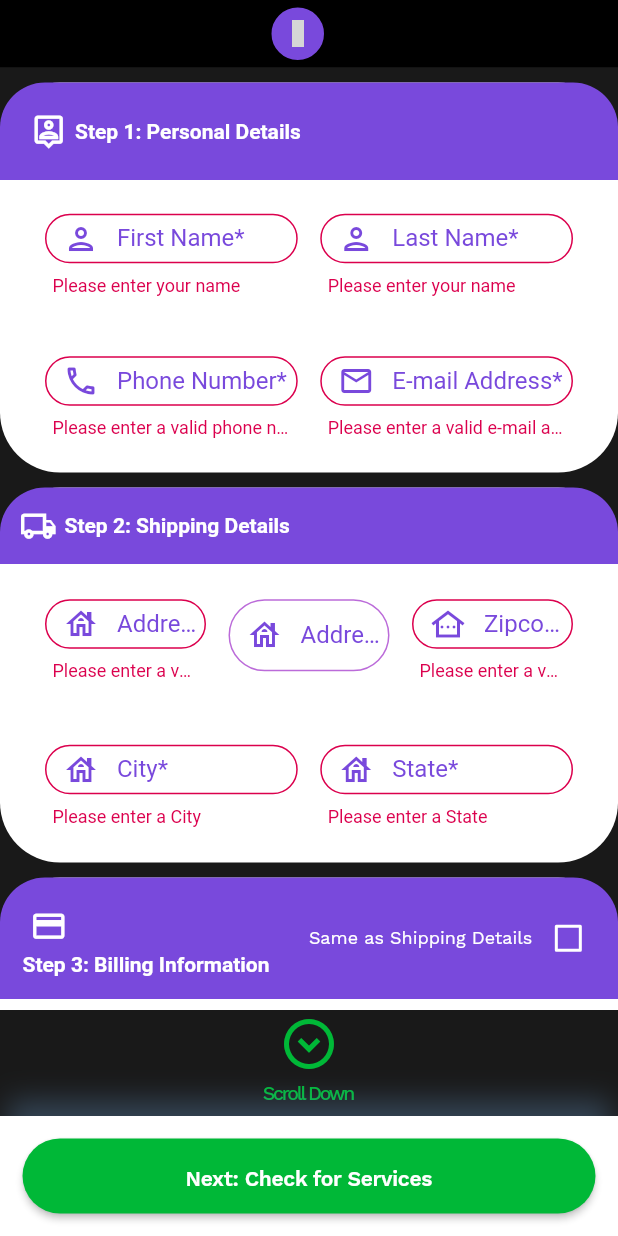
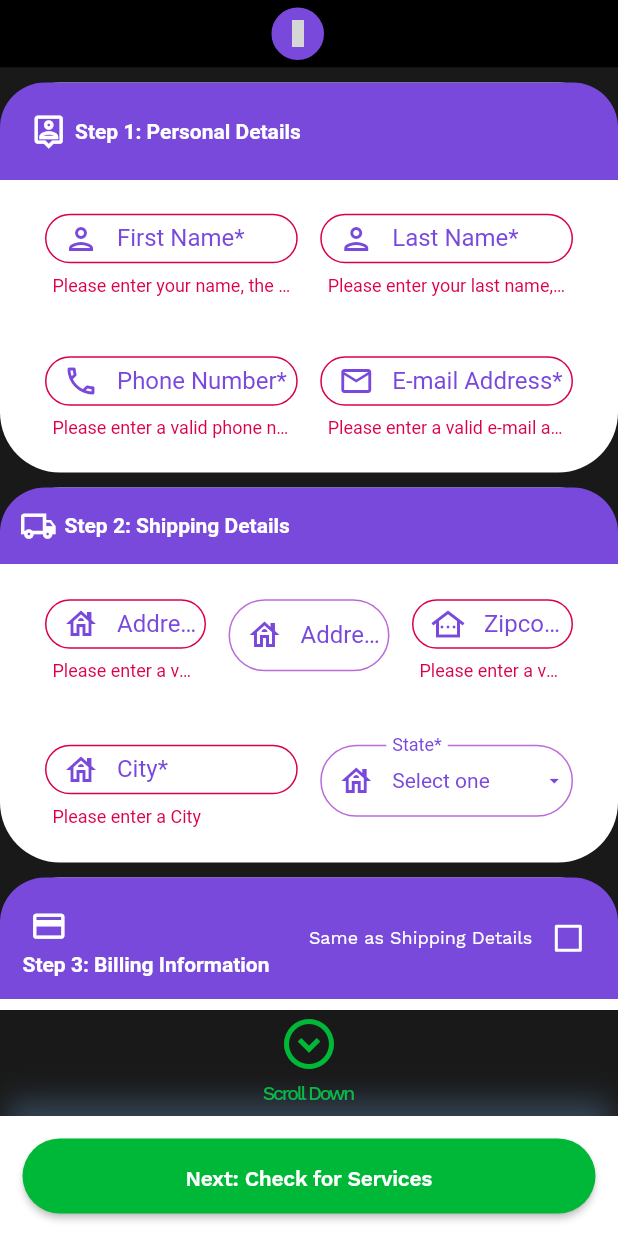
Before and after one commit to CB-Luna/uwifi_map_services, a Flutter app: the screen it shows after launch, after a tap on an icon or button, on a phone screen of 412 x 824 dp. Run offline on Flutter 3.47's test engine with Material 2 defaults, Android fonts, the phone set to English and light mode, and no system bars; our stand-ins replace badges, clay_containers, dio, email_validator, fluro, flutter_credit_card and 5 more; missing offline and left inert: dart:html, dart:js, google_maps, pointer_interceptor, restart_app; accounts and stored records are empty; grey boxes are pictures that could not be loaded.

Commit message:
Cambios en campos y validadores

```diff
--- a/lib/main.dart
+++ b/lib/main.dart
@@ -45,7 +45,7 @@ class AppState extends StatelessWidget {
         //Provider para carrito de compras
         ChangeNotifierProvider<Cart>(create: (_) => Cart()),
         //Provider para customer Personal Details, Shipping Details y Credit Card
-        ChangeNotifierProvider(create: (_) => CustomerPDSDCCProvider()),
+        ChangeNotifierProvider(create: (_) => CustomerPDSDCCProvider(notify: false)),
         ChangeNotifierProvider<CustomerInfoProvider>(
           create: (_) => CustomerInfoProvider(
           ),
--- /dev/null
+++ b/lib/models/state.dart
@@ -0,0 +1,23 @@
+import 'dart:convert';
+
+class States {
+  States({
+    required this.id,
+    required this.name,
+    required this.code,
+  });
+
+  int id;
+  String name;
+  String code;
+
+  factory States.fromJson(String str) => States.fromMap(json.decode(str));
+
+  factory States.fromMap(Map<String, dynamic> json) {
+    return States(
+      id: json['id'] ?? json['state_id'],
+      name: json['name'],
+      code: json['code'],
+    );
+  }
+}
--- a/lib/providers/customer_pd_sd_cc_provider.dart
+++ b/lib/providers/customer_pd_sd_cc_provider.dart
@@ -1,10 +1,47 @@
 
+
+import 'dart:convert';
+import 'dart:developer';
 
 import 'package:flutter/material.dart';
 import 'package:flutter_credit_card/flutter_credit_card.dart';
 import 'package:google_maps/google_maps.dart';
+import 'package:uwifi_map_services/helpers/globals.dart';
+import 'package:uwifi_map_services/models/state.dart';
 
 class CustomerPDSDCCProvider with ChangeNotifier {
+
+  List<States> states = [];
+  Map<String, String> stateCodes = {};
+
+  CustomerPDSDCCProvider({bool notify = true}) {
+    getStates(notify: notify);
+  }
+
+  //Función para recuperar el código del catálogo de "state"
+  Future<void> getStates({bool notify = true}) async {
+    try {
+      states.clear();
+
+      final res = await supabase.from('state').select().order(
+            'code',
+            ascending: true,
+          );
+
+      states = (res as List<dynamic>).map((state) => States.fromJson(jsonEncode(state))).toList();
+
+      for (var state in states) {
+        final newState = <String, String>{state.code : state.name};
+        stateCodes.addAll(newState);
+      }
+
+      if (notify) notifyListeners();
+    } catch (e) {
+      log('Error en getStates() -$e');
+    }
+  }
+
+
   //Bandera Checkbox SD same as PD
   bool sameAsPD = false;
 
@@ -20,6 +57,7 @@ class CustomerPDSDCCProvider with ChangeNotifier {
   final TextEditingController parsedZipcodeSD = TextEditingController(text: "");
   final TextEditingController parsedCitySD = TextEditingController(text: "");
   final TextEditingController parsedStateSD = TextEditingController(text: "");
+  final TextEditingController parsedStateCodeSD = TextEditingController(text: "");
 
   LatLng? locatizationPDSD;
 
@@ -31,6 +69,7 @@ class CustomerPDSDCCProvider with ChangeNotifier {
   final TextEditingController parsedZipcodeBD = TextEditingController(text: "");
   final TextEditingController parsedCityBD = TextEditingController(text: "");
   final TextEditingController parsedStateBD = TextEditingController(text: "");
+  final TextEditingController parsedStateCodeBD = TextEditingController(text: "");
 
   //Card Variables
   TextEditingController number = TextEditingController(text:"");
@@ -38,6 +77,19 @@ class CustomerPDSDCCProvider with ChangeNotifier {
   TextEditingController date = TextEditingController(text:"");
   TextEditingController cardName = TextEditingController(text:"");
   bool isCvvFocused = false;
+
+
+  void selectStateUpdateSD(String newState) {
+    parsedStateSD.text = newState;
+    parsedStateCodeSD.text = stateCodes[newState] ?? "";
+    notifyListeners();
+  }
+
+  void selectStateUpdateBD(String newState) {
+    parsedStateBD.text = newState;
+    parsedStateCodeBD.text = stateCodes[newState] ?? "";
+    notifyListeners();
+  }
 
   void onCreditCardModelChange(CreditCardModel creditCardModel) {
     number.text = creditCardModel.cardNumber;
@@ -71,6 +123,7 @@ class CustomerPDSDCCProvider with ChangeNotifier {
       parsedZipcodeBD.text = parsedZipcodeSD.text;
       parsedCityBD.text = parsedCitySD.text;
       parsedStateBD.text = parsedStateSD.text;
+      parsedStateCodeBD.text = parsedStateCodeSD.text;
 
     } else {
       parsedAddress1BD.text = "";
@@ -78,6 +131,7 @@ class CustomerPDSDCCProvider with ChangeNotifier {
       parsedZipcodeBD.text = "";
       parsedCityBD.text = "";
       parsedStateBD.text = "";
+      parsedStateCodeBD.text = "";
     }
     notifyListeners();
   }
--- a/lib/ui/views/stepsViews/step1_personal_details_form.dart
+++ b/lib/ui/views/stepsViews/step1_personal_details_form.dart
@@ -23,7 +23,7 @@ class _Step1PersonalDetailsFormState extends State<Step1PersonalDetailsForm> {
   @override
   Widget build(BuildContext context) {
     final customerPDSDCCController = Provider.of<CustomerPDSDCCProvider>(context);
-    final validCharacters = RegExp(r'^[a-zA-Z\- ]+$');
+    final nombreCharacters = RegExp(r'^(([A-Z]{1}|[ÁÉÍÓÚÑ]{1})[a-zá-ÿ]+[ ]?)+$');
     final phoneCharacters = RegExp(r'^[0-9\-() ]+$');
     // final zcode = widget.zipcode.toString();
     var phoneFormat = MaskTextInputFormatter(
@@ -126,10 +126,9 @@ class _Step1PersonalDetailsFormState extends State<Step1PersonalDetailsForm> {
                                               maxHeight: 55),
 
                                     validator: (value) {
-                                      return validCharacters
-                                              .hasMatch(value ?? '')
-                                          ? null
-                                          : 'Please enter your name';
+                                        return (nombreCharacters.hasMatch(value ?? ''))
+                                        ? null
+                                        : 'Please enter your name, the name should be capitalized.';
                                     },
                                     style: const TextStyle(
                                       color: colorPrimaryDark,
@@ -156,11 +155,10 @@ class _Step1PersonalDetailsFormState extends State<Step1PersonalDetailsForm> {
                                               icon: Icons.person_outlined,
                                               maxHeight: 55),
 
-                                    validator: (value) {
-                                      return validCharacters
-                                              .hasMatch(value ?? '')
-                                          ? null
-                                          : 'Please enter your name';
+                                     validator: (value) {
+                                        return (nombreCharacters.hasMatch(value ?? ''))
+                                        ? null
+                                        : 'Please enter your last name, the last name should be capitalized.';
                                     },
                                     style: const TextStyle(
                                       color: colorPrimaryDark,
--- a/lib/ui/views/stepsViews/step2_shipping_details_form.dart
+++ b/lib/ui/views/stepsViews/step2_shipping_details_form.dart
@@ -1,9 +1,12 @@
 import 'package:flutter/material.dart';
+import 'package:flutter/services.dart';
+import 'package:mask_text_input_formatter/mask_text_input_formatter.dart';
 import 'package:provider/provider.dart';
 import 'package:uwifi_map_services/providers/customer_pd_sd_cc_provider.dart';
 import 'package:uwifi_map_services/providers/steps_controller.dart';
 import 'package:uwifi_map_services/theme/theme_data.dart';
 import 'package:uwifi_map_services/ui/inputs/custom_inputs.dart';
+import 'package:uwifi_map_services/ui/views/stepsViews/widgets/custom_drop_down.dart';
 
 class Step2ShippingDetailsForm extends StatefulWidget {
   const Step2ShippingDetailsForm({Key? key}) : super(key: key);
@@ -18,9 +21,13 @@ class _Step2ShippingDetailsFormState extends State<Step2ShippingDetailsForm> {
     final customerPDSDCCController = Provider.of<CustomerPDSDCCProvider>(context);
     final stepController = Provider.of<StepsController>(context);
     final validCharacters = RegExp(r'^[a-zA-Z\- ]+$');
-    final phoneCharacters = RegExp(r'^[0-9\-() ]+$');
+    final zipcodeCharacters = RegExp(r'^[0-9\-() ]+$');
+    var zipcodeFormat = MaskTextInputFormatter(
+      mask: '######',
+      filter: {'#': RegExp(r'[0-9]')},
+      type: MaskAutoCompletionType.lazy,
+    );
     final isMobile = MediaQuery.of(context).size.width < 1024 ? true : false;
-
     return Container(
       width: 1400,
       height: 250,
@@ -150,11 +157,16 @@ class _Step2ShippingDetailsFormState extends State<Step2ShippingDetailsForm> {
                                 icon: Icons.other_houses_outlined,
                                 maxHeight: 55),
 
+                            inputFormatters: [
+                              LengthLimitingTextInputFormatter(5),
+                              zipcodeFormat
+                            ],
                             validator: (value) {
-                              return (phoneCharacters.hasMatch(value ?? '') &&
+                              return (zipcodeCharacters
+                                          .hasMatch(value ?? '') &&
                                       value?.length == 5)
                                   ? null
-                                  : 'Please enter a valid Zipcode';
+                                  : 'Please enter a valid zipcode';
                             },
                             style: const TextStyle(
                               color: colorPrimaryDark,
@@ -198,26 +210,18 @@ class _Step2ShippingDetailsFormState extends State<Step2ShippingDetailsForm> {
                           width: 15,
                         ),
                         Expanded(
-                          child: TextFormField(
-                            /// VARIABLE STORAGE
-                            controller: customerPDSDCCController.parsedStateSD,
-
-                            ///VALIDATION TRIGGER
-                            // initialValue: dir,
-                            autovalidateMode: AutovalidateMode.onUserInteraction,
-                            obscureText: false,
-                            keyboardType: TextInputType.phone,
-                            decoration: CustomInputs().formInputDecoration(
-                                label: 'State*',
-                                icon: Icons.house_outlined,
-                                maxHeight: 55),
-                            style: const TextStyle(
-                              color: colorPrimaryDark,
-                            ),
-                            validator: (value) {
-                              return validCharacters.hasMatch(value ?? '')
-                                  ? null
-                                  : 'Please enter a State';
+                          child: CustomDropDown(
+                            maxHeight: 55,
+                            icon: Icons.house_outlined,
+                            hint: "Select one",
+                            label: 'State*',
+                            width: double.infinity,
+                            list: customerPDSDCCController.stateCodes.values.toList(),
+                            dropdownValue: customerPDSDCCController.parsedStateSD.text == "" ? null :
+                              customerPDSDCCController.parsedStateSD.text,
+                            onChanged: (newState) {
+                              if (newState == null) return;
+                              customerPDSDCCController.selectStateUpdateSD(newState);
                             },
                           ),
                         ),
--- a/lib/ui/views/stepsViews/step3_billing_information.dart
+++ b/lib/ui/views/stepsViews/step3_billing_information.dart
@@ -1,11 +1,14 @@
 import 'package:flutter/material.dart';
+import 'package:flutter/services.dart';
 import 'package:flutter_credit_card/flutter_credit_card.dart';
 import 'package:google_fonts/google_fonts.dart';
+import 'package:mask_text_input_formatter/mask_text_input_formatter.dart';
 import 'package:provider/provider.dart';
 import 'package:uwifi_map_services/providers/customer_info_controller.dart';
 import 'package:uwifi_map_services/providers/customer_pd_sd_cc_provider.dart';
 import 'package:uwifi_map_services/theme/theme_data.dart';
 import 'package:uwifi_map_services/ui/inputs/custom_inputs.dart';
+import 'package:uwifi_map_services/ui/views/stepsViews/widgets/custom_drop_down.dart';
 
 class Step3BillingInformationForm extends StatefulWidget {
   const Step3BillingInformationForm({Key? key}) : super(key: key);
@@ -26,7 +29,12 @@ class _Step3BillingInformationFormState extends State<Step3BillingInformationFor
     final customerPDSDCCController = Provider.of<CustomerPDSDCCProvider>(context);
     final customerInfoController = Provider.of<CustomerInfoProvider>(context);
     final validCharacters = RegExp(r'^[a-zA-Z\- ]+$');
-    final phoneCharacters = RegExp(r'^[0-9\-() ]+$');
+    final zipcodeCharacters = RegExp(r'^[0-9\-() ]+$');
+    var zipcodeFormat = MaskTextInputFormatter(
+      mask: '######',
+      filter: {'#': RegExp(r'[0-9]')},
+      type: MaskAutoCompletionType.lazy,
+    );
     final isMobile = MediaQuery.of(context).size.width < 1024 ? true : false;
     return Column(
       children: [
@@ -229,11 +237,16 @@ class _Step3BillingInformationFormState extends State<Step3BillingInformationFor
                                                           icon: Icons.other_houses_outlined,
                                                           maxHeight: 55),
 
+                                                      inputFormatters: [
+                                                        LengthLimitingTextInputFormatter(5),
+                                                        zipcodeFormat
+                                                      ],
                                                       validator: (value) {
-                                                        return (phoneCharacters.hasMatch(value ?? '') &&
+                                                        return (zipcodeCharacters
+                                                                    .hasMatch(value ?? '') &&
                                                                 value?.length == 5)
                                                             ? null
-                                                            : 'Please enter a valid Zipcode';
+                                                            : 'Please enter a valid zipcode';
                                                       },
                                                       style: const TextStyle(
                                                         color: colorPrimaryDark,
@@ -277,26 +290,18 @@ class _Step3BillingInformationFormState extends State<Step3BillingInformationFor
                                                     width: 15,
                                                   ),
                                                   Expanded(
-                                                    child: TextFormField(
-                                                      /// VARIABLE STORAGE
-                                                      controller: customerPDSDCCController.parsedStateBD,
-
-                                                      ///VALIDATION TRIGGER
-                                                      // initialValue: dir,
-                                                      autovalidateMode: AutovalidateMode.onUserInteraction,
-                                                      obscureText: false,
-                                                      keyboardType: TextInputType.phone,
-                                                      decoration: CustomInputs().formInputDecoration(
-                                                          label: 'State*',
-                                                          icon: Icons.house_outlined,
-                                                          maxHeight: 55),
-                                                      style: const TextStyle(
-                                                        color: colorPrimaryDark,
-                                                      ),
-                                                      validator: (value) {
-                                                        return validCharacters.hasMatch(value ?? '')
-                                                            ? null
-                                                            : 'Please enter a State';
+                                                    child: CustomDropDown(
+                                                      maxHeight: 55,
+                                                      icon: Icons.house_outlined,
+                                                      hint: "Select one",
+                                                      label: 'State*',
+                                                      width: double.infinity,
+                                                      list: customerPDSDCCController.stateCodes.values.toList(),
+                                                      dropdownValue: customerPDSDCCController.parsedStateBD.text == "" ? null :
+                                                        customerPDSDCCController.parsedStateBD.text,
+                                                      onChanged: (newState) {
+                                                        if (newState == null) return;
+                                                        customerPDSDCCController.selectStateUpdateBD(newState);
                                                       },
                                                     ),
                                                   ),
--- a/lib/ui/views/stepsViews/widgets/cart_buttons_views.dart
+++ b/lib/ui/views/stepsViews/widgets/cart_buttons_views.dart
@@ -56,7 +56,7 @@ void finalPressed(BuildContext context,
                       "address_2": null,
                       "zipcode": customerPDSDCCController.parsedZipcodeSD.text,
                       "city": customerPDSDCCController.parsedCitySD.text,
-                      "state_code": "TX",
+                      "state_code": customerPDSDCCController.parsedStateCodeSD.text,
                       "type": "Physical",
                       "latitude": "29.87403",
                       "longitude": "-94.14245"
@@ -66,7 +66,7 @@ void finalPressed(BuildContext context,
                       "address_2": null,
                       "zipcode": int.parse(customerPDSDCCController.parsedZipcodeBD.text),
                       "city": customerPDSDCCController.parsedCityBD.text,
-                      "state_code": "TX",
+                      "state_code": customerPDSDCCController.parsedStateCodeBD.text,
                       "type": "Billing",
                       "latitude": "29.87403",
                       "longitude": "-94.14245"
--- /dev/null
+++ b/lib/ui/views/stepsViews/widgets/custom_drop_down.dart
@@ -0,0 +1,78 @@
+import 'package:flutter/material.dart';
+import 'package:uwifi_map_services/theme/theme_data.dart';
+import 'package:uwifi_map_services/ui/inputs/custom_inputs.dart';
+
+class CustomDropDown extends StatefulWidget {
+  const CustomDropDown({
+    super.key,
+    required this.list,
+    required this.dropdownValue,
+    required this.onChanged,
+    required this.label,
+    required this.width,
+    required this.maxHeight,
+    required this.icon,
+    this.hint,
+  });
+
+  final double width;
+  final double maxHeight;
+  final String label;
+  final List<String> list;
+  final String? dropdownValue;
+  final Function(String?) onChanged;
+  final IconData icon;
+  final String? hint;
+
+  @override
+  State<CustomDropDown> createState() => _CustomDropDownState();
+}
+
+class _CustomDropDownState extends State<CustomDropDown> {
+  @override
+  Widget build(BuildContext context) {
+    return InputDecorator(
+      decoration: CustomInputs().formInputDecoration(
+        label: widget.label,
+        icon: widget.icon,
+        maxHeight: widget.maxHeight),
+      child: DropdownButton<String>(
+        hint: Text(
+          widget.hint ?? '',
+          style: const TextStyle(color: colorPrimary),
+        ),
+        icon: const Expanded(
+          child: Row(
+            mainAxisAlignment: MainAxisAlignment.end,
+            children: [
+              Icon(
+                Icons.arrow_drop_down,
+                color: colorPrimary,
+                size: 15,
+              )
+            ],
+          ),
+        ),
+        borderRadius: BorderRadius.circular(5),
+        elevation: 0,
+        dropdownColor: colorBgWhite,
+        style: const TextStyle(color: colorPrimary),
+        underline: const SizedBox.shrink(),
+        onChanged: widget.onChanged,
+        value: widget.dropdownValue,
+        items: widget.list.map<DropdownMenuItem<String>>((String value) {
+          return DropdownMenuItem<String>(
+            value: value,
+            child: Text(
+              value,
+              style: const TextStyle(
+                color: colorPrimary,
+                fontFamily: 'Bicyclette-Thin',
+              ),
+            ),
+          );
+        }).toList(),
+      ),
+    );
+  }
+}
```
